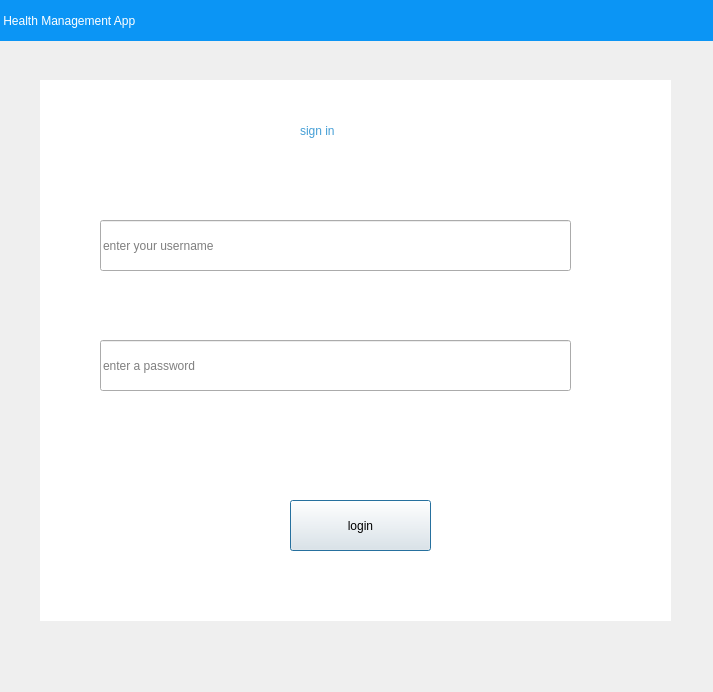
This is signin.ui in sasank-paria/python_mini_proj as Qt 5 draws it before an edit. The edited form follows.
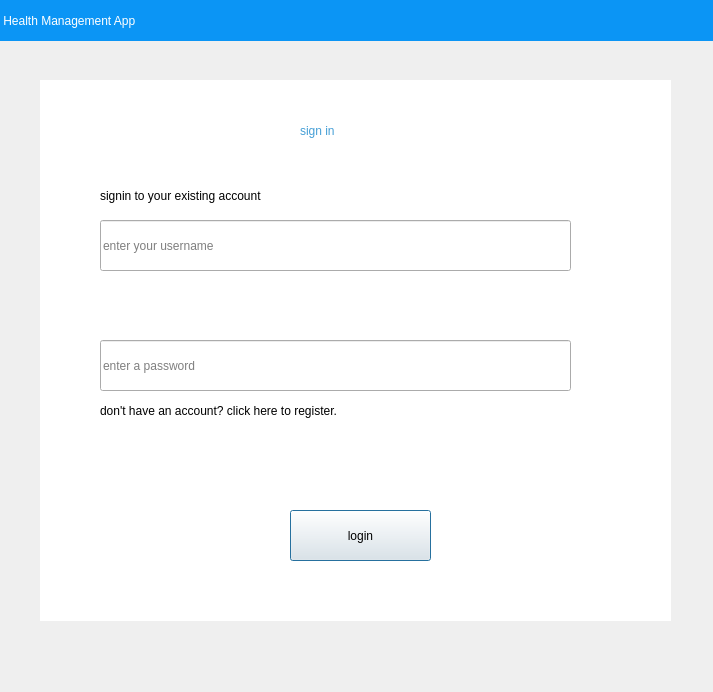
This is the edited form.

Patch:
```diff
--- a/signin.ui
+++ b/signin.ui
@@ -32,7 +32,7 @@
 QWidget#widget{
 background-color: qlineargradient(spread:pad, x1:0, y1:0, x2:0.652, y2:0.897727, stop:0.243781 rgba(83, 187, 255, 255), stop:1 rgba(255, 179, 249, 255))};</string>
    </property>
-   <widget class="QLineEdit" name="lineEdit">
+   <widget class="QLineEdit" name="signin_username_field">
     <property name="geometry">
      <rect>
       <x>110</x>
@@ -48,7 +48,7 @@
      <string>enter your username</string>
     </property>
    </widget>
-   <widget class="QLineEdit" name="lineEdit_2">
+   <widget class="QLineEdit" name="signin_password_field">
     <property name="geometry">
      <rect>
       <x>110</x>
@@ -99,11 +99,11 @@
      <string>sign in to your existing account</string>
     </property>
    </widget>
-   <widget class="QPushButton" name="pushButton">
+   <widget class="QPushButton" name="login_button">
     <property name="geometry">
      <rect>
       <x>300</x>
-      <y>500</y>
+      <y>510</y>
       <width>141</width>
       <height>51</height>
      </rect>
@@ -125,26 +125,6 @@
      <string>login</string>
     </property>
    </widget>
-   <widget class="QPushButton" name="pushButton_2">
-    <property name="geometry">
-     <rect>
-      <x>60</x>
-      <y>400</y>
-      <width>151</width>
-      <height>31</height>
-     </rect>
-    </property>
-    <property name="styleSheet">
-     <string notr="true">color:rgb(255, 255, 255);
-font: 75 11pt &quot;MS Sans Serif&quot;;</string>
-    </property>
-    <property name="text">
-     <string>forgot password</string>
-    </property>
-    <property name="flat">
-     <bool>true</bool>
-    </property>
-   </widget>
    <widget class="QLabel" name="label">
     <property name="geometry">
      <rect>
@@ -181,14 +161,65 @@
      <string/>
     </property>
    </widget>
+   <widget class="QLabel" name="label_5">
+    <property name="geometry">
+     <rect>
+      <x>110</x>
+      <y>400</y>
+      <width>341</width>
+      <height>21</height>
+     </rect>
+    </property>
+    <property name="styleSheet">
+     <string notr="true">font: 10pt &quot;MS Shell Dlg 2&quot;;</string>
+    </property>
+    <property name="text">
+     <string>don't have an account? click here to register.</string>
+    </property>
+   </widget>
+   <widget class="QLabel" name="label_6">
+    <property name="geometry">
+     <rect>
+      <x>110</x>
+      <y>180</y>
+      <width>291</width>
+      <height>31</height>
+     </rect>
+    </property>
+    <property name="styleSheet">
+     <string notr="true">font: 10pt &quot;MS Shell Dlg 2&quot;;</string>
+    </property>
+    <property name="text">
+     <string>signin to your existing account</string>
+    </property>
+   </widget>
+   <widget class="QLabel" name="messagefield">
+    <property name="geometry">
+     <rect>
+      <x>290</x>
+      <y>460</y>
+      <width>241</width>
+      <height>21</height>
+     </rect>
+    </property>
+    <property name="styleSheet">
+     <string notr="true">color:rgb(255, 0, 0);
+font: 12pt &quot;MS Shell Dlg 2&quot;;</string>
+    </property>
+    <property name="text">
+     <string/>
+    </property>
+   </widget>
    <zorder>label_4</zorder>
-   <zorder>lineEdit</zorder>
-   <zorder>lineEdit_2</zorder>
+   <zorder>signin_username_field</zorder>
+   <zorder>signin_password_field</zorder>
    <zorder>label_2</zorder>
    <zorder>label_3</zorder>
-   <zorder>pushButton</zorder>
-   <zorder>pushButton_2</zorder>
+   <zorder>login_button</zorder>
    <zorder>label</zorder>
+   <zorder>label_5</zorder>
+   <zorder>label_6</zorder>
+   <zorder>messagefield</zorder>
   </widget>
  </widget>
  <resources/>
```
